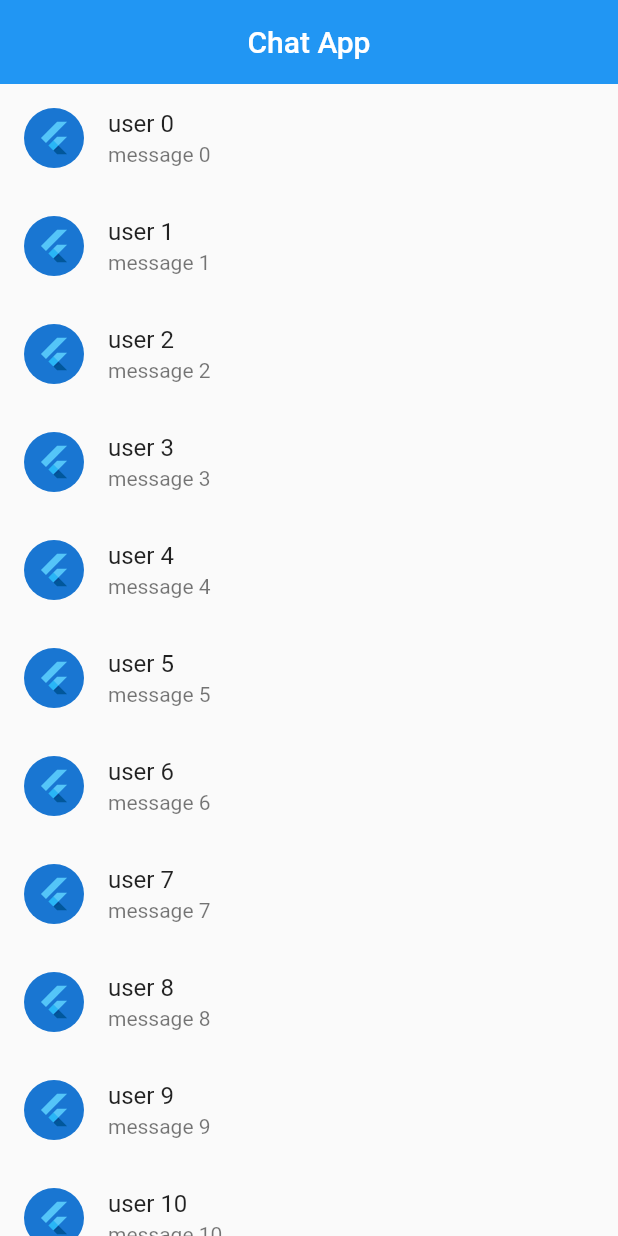
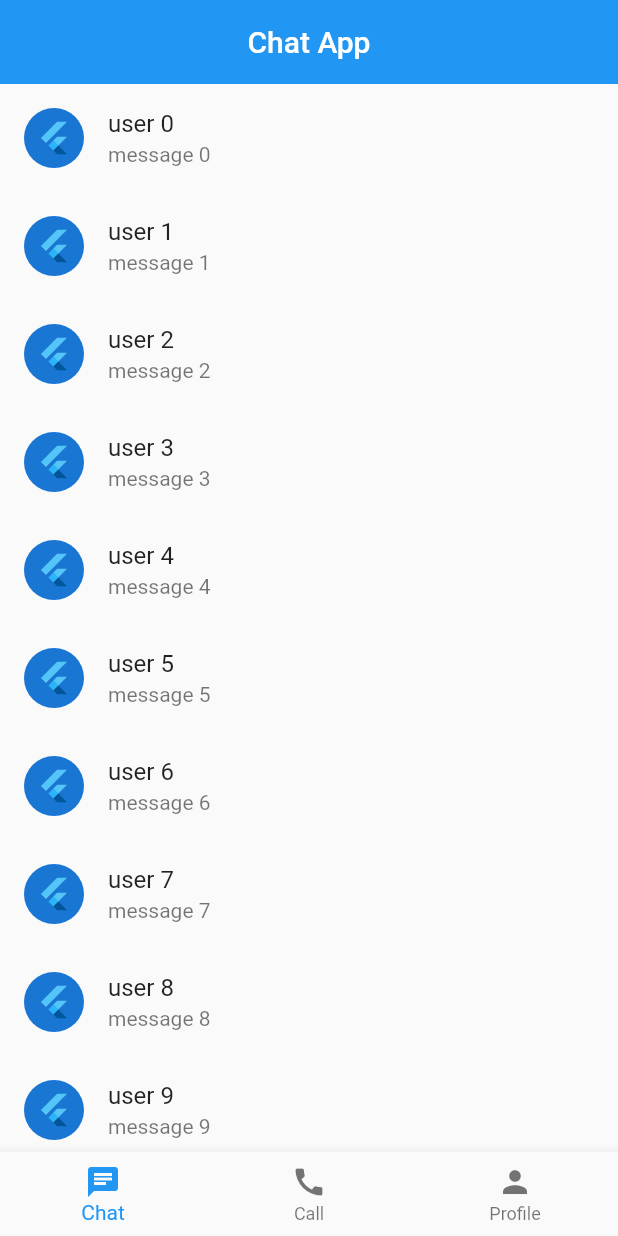
Before and after one commit to akarshbarar/ChatApp, a Flutter app: the Home screen opened directly, on a phone screen of 412 x 824 dp. Run offline on Flutter 3.47's test engine with Material 2 defaults, Android fonts, the phone set to English and light mode, and no system bars; our stand-ins replace get.

Commit message:
added chat page

```diff
--- a/lib/View/home.dart
+++ b/lib/View/home.dart
@@ -1,4 +1,6 @@
+import 'package:chatapp/View/chat.dart';
 import 'package:flutter/material.dart';
+import 'package:get/get.dart';
 
 class Home extends StatefulWidget {
   const Home({Key? key}) : super(key: key);
@@ -27,7 +29,18 @@ class _HomeState extends State<Home> {
               ),
               title: Text("user $i"),
               subtitle: Text("message $i"),
+              onTap: () {
+                Get.to(Chat());
+              },
             );
-                })));
+          }),
+      bottomNavigationBar: BottomNavigationBar(
+        items: [
+          BottomNavigationBarItem(icon: Icon(Icons.chat), label: "Chat"),
+          BottomNavigationBarItem(icon: Icon(Icons.call), label: "Call"),
+          BottomNavigationBarItem(icon: Icon(Icons.person), label: "Profile"),
+        ],
+      ),
+    ));
   }
 }
```
Also changed, not shown: lib/View/chat.dart (added, +56 -0 lines). Lines whose indentation alone changed are shown as unchanged.
